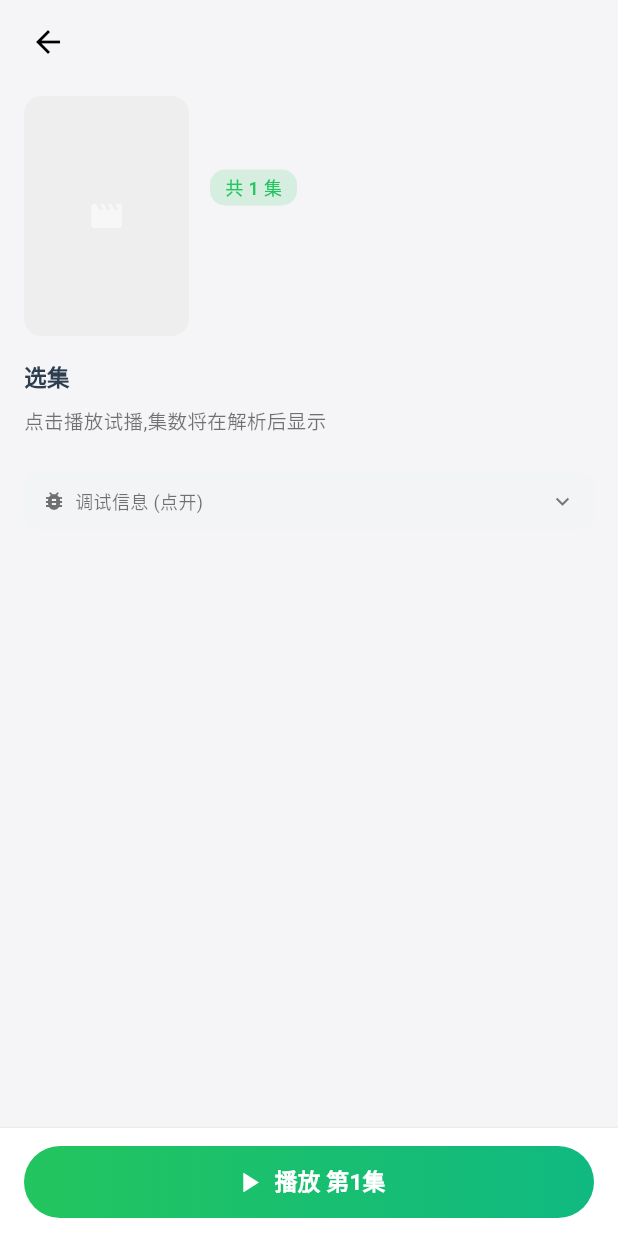
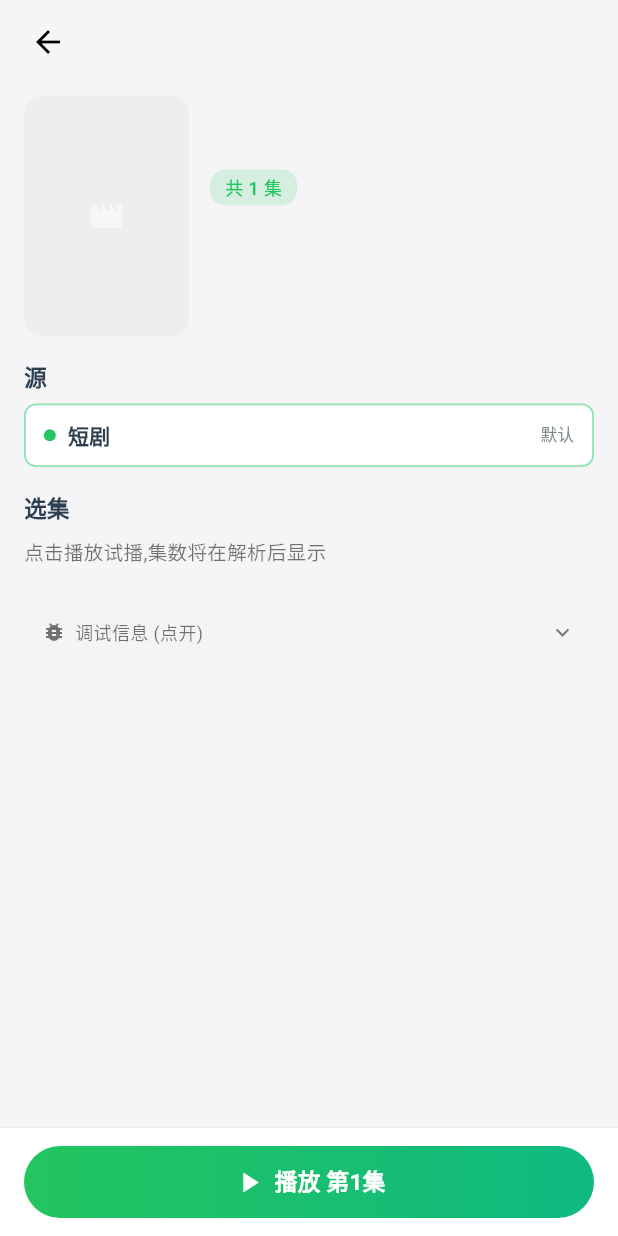
Before and after one commit to djsevenx1/LunaTV-Mobile, a Flutter app: the ShortDramaPlayerScreen screen opened directly with empty values, on a phone screen of 412 x 824 dp. Run offline on Flutter 3.47's test engine with Material 3 defaults, Android fonts, the phone set to English and light mode, and no system bars; our stand-ins replace cached_network_image, dio, google_fonts, lucide_icons_flutter, package_info_plus, shared_preferences; missing offline and left inert: dlna_dart, gbk_codec, media_kit, media_kit_video, screen_brightness, volume_controller; accounts and stored records are empty; Roboto replaces fonts that are missing (Microsoft YaHei).

Commit message:
feat: Review This
Co-authored-by: traeagent <traeagent@users.noreply.github.com>

```diff
--- a/lib/screens/short_drama_screen.dart
+++ b/lib/screens/short_drama_screen.dart
@@ -701,6 +701,13 @@ class _ShortDramaPlayerScreenState extends State<ShortDramaPlayerScreen> {
   int _totalEpisodes = 1;
   String _videoUrl = '';
   String _videoName = '';
+
+  // 源/线路
+  // 短剧后端只提供 1 个源 (短剧数据源), 但每集返回两个 url: proxy / direct
+  String _directUrl = '';   // 原始 m3u8
+  String _proxyUrl = '';    // 后端代理过的 m3u8 (解决跨域)
+  bool _useProxy = true;    // 默认走代理
+  bool _hasSource = true;   // 短剧只有一个源 (固定 true)
 
   // 调试面板
   bool _showDebug = false;
@@ -839,7 +846,9 @@ class _ShortDramaPlayerScreenState extends State<ShortDramaPlayerScreen> {
 
       if (result.code == 0 && result.data != null) {
         final data = result.data!;
-        _videoUrl = data.proxyUrl.isNotEmpty ? data.proxyUrl : data.parsedUrl;
+        _directUrl = data.parsedUrl;
+        _proxyUrl = data.proxyUrl;
+        _videoUrl = _pickUrl();
         if (data.totalEpisodes > 0) {
           _totalEpisodes = data.totalEpisodes;
         }
@@ -878,6 +887,25 @@ class _ShortDramaPlayerScreenState extends State<ShortDramaPlayerScreen> {
     }
   }
 
+  /// 根据 _useProxy 选 url (proxy 优先, 没有则用 direct)
+  String _pickUrl() {
+    if (_useProxy && _proxyUrl.isNotEmpty) return _proxyUrl;
+    if (_directUrl.isNotEmpty) return _directUrl;
+    return _proxyUrl; // 兜底
+  }
+
+  /// 切换解析线路 (proxy / direct), 不重新 parse, 只换 url
+  Future<void> _switchLine(bool useProxy) async {
+    if (_useProxy == useProxy) return;
+    setState(() {
+      _useProxy = useProxy;
+      _videoUrl = _pickUrl();
+    });
+    if (_videoUrl.isNotEmpty) {
+      await _player.open(Media(_videoUrl));
+    }
+  }
+
   /// 退到详情 (不清空 player, 节省下次进入时间)
   void _backToDetail() {
     try {
@@ -934,6 +962,8 @@ class _ShortDramaPlayerScreenState extends State<ShortDramaPlayerScreen> {
               children: [
                 // 海报 + 元信息
                 _buildPosterHeader(isDark),
+                // 源/线路
+                _buildSourceSection(isDark),
                 // 选集网格
                 _buildEpisodeSection(isDark),
                 // 简介
@@ -1089,6 +1119,78 @@ class _ShortDramaPlayerScreenState extends State<ShortDramaPlayerScreen> {
                       ),
                     ),
                   ),
+              ],
+            ),
+          ),
+        ],
+      ),
+    );
+  }
+
+  /// 源/线路模块
+  /// 短剧后端只有 1 个源(短剧数据源), 这里显示源名称 + 解析线路切换
+  Widget _buildSourceSection(bool isDark) {
+    const greenColor = Color(0xFF22C55E);
+    return Padding(
+      padding: const EdgeInsets.fromLTRB(16, 0, 16, 16),
+      child: Column(
+        crossAxisAlignment: CrossAxisAlignment.start,
+        children: [
+          Text(
+            '源',
+            style: TextStyle(
+              fontSize: 15,
+              fontWeight: FontWeight.w600,
+              color: isDark ? Colors.white : const Color(0xFF2c3e50),
+            ),
+          ),
+          const SizedBox(height: 8),
+          // 源 (固定 1 个 - 短剧)
+          Container(
+            padding: const EdgeInsets.symmetric(
+                horizontal: 12, vertical: 10),
+            decoration: BoxDecoration(
+              color: isDark
+                  ? const Color(0xFF1e1e1e)
+                  : Colors.white,
+              borderRadius: BorderRadius.circular(8),
+              border: Border.all(
+                color: greenColor.withOpacity(0.5),
+                width: 1.2,
+              ),
+            ),
+            child: Row(
+              children: [
+                Container(
+                  width: 8,
+                  height: 8,
+                  decoration: const BoxDecoration(
+                    color: greenColor,
+                    shape: BoxShape.circle,
+                  ),
+                ),
+                const SizedBox(width: 8),
+                Expanded(
+                  child: Text(
+                    '短剧',
+                    style: TextStyle(
+                      fontSize: 14,
+                      fontWeight: FontWeight.w600,
+                      color: isDark
+                          ? Colors.white
+                          : const Color(0xFF2c3e50),
+                    ),
+                  ),
+                ),
+                Text(
+                  '默认',
+                  style: TextStyle(
+                    fontSize: 11,
+                    color: isDark
+                        ? const Color(0xFFb0b0b0)
+                        : const Color(0xFF7f8c8d),
+                  ),
+                ),
               ],
             ),
           ),
```
